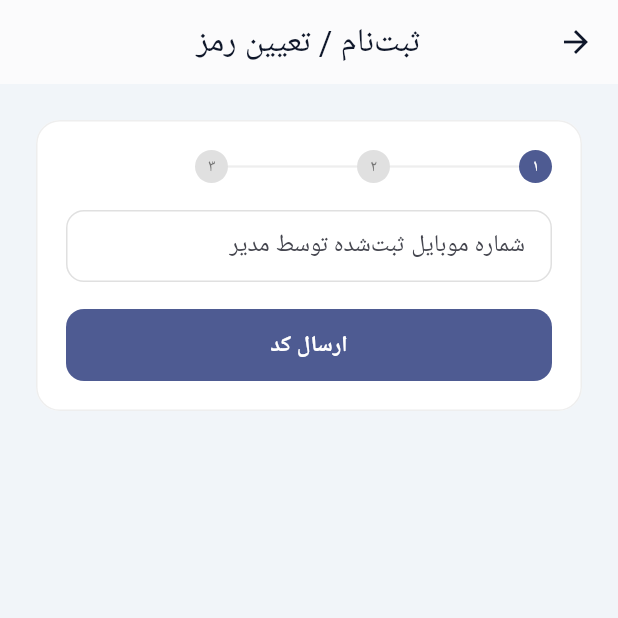
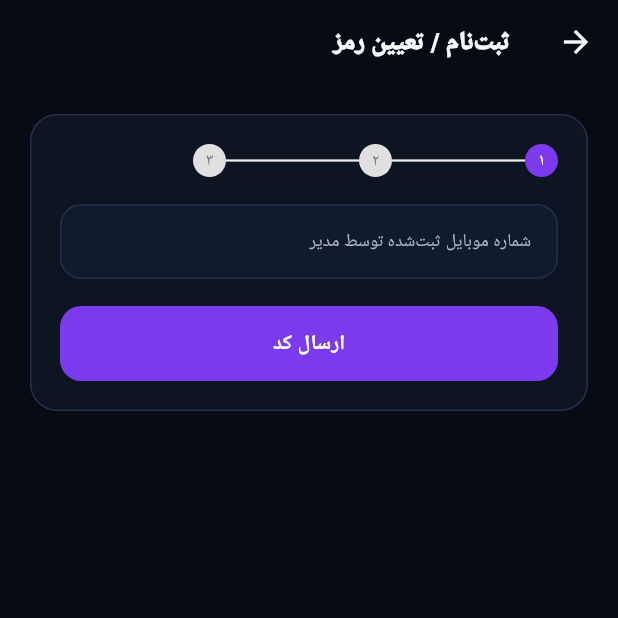
Before and after one commit to Armanita/Followa, a Flutter app: the screen it shows after launch, after a tap on "ورود", after a tap on "ثبت‌نام / تعیین رمز با کد یکبارمصرف", on a phone screen of 412 x 824 dp, the top half of it. Run offline on Flutter 3.47's test engine with Material 3 defaults, Android fonts, the phone set to English and light mode, and no system bars; our stand-ins replace shamsi_date, shared_preferences; network calls fail; Roboto replaces fonts that are missing (Vazirmatn).

Commit message:
feat(mobile): apply premium dark app theme

```diff
--- a/apps/mobile/lib/main.dart
+++ b/apps/mobile/lib/main.dart
@@ -2,6 +2,7 @@ import 'package:flutter/material.dart';
 import 'package:flutter_localizations/flutter_localizations.dart';
 import 'screens/login_screen.dart';
 import 'services/auth_service.dart';
+import 'theme/premium_theme.dart';
 
 void main() {
   WidgetsFlutterBinding.ensureInitialized();
@@ -16,53 +17,7 @@ class FollowaApp extends StatelessWidget {
     return MaterialApp(
       title: 'فالوآ',
       debugShowCheckedModeBanner: false,
-      theme: ThemeData(
-        colorScheme: ColorScheme.fromSeed(
-          seedColor: const Color(0xFF2558EB),
-          brightness: Brightness.light,
-        ),
-        useMaterial3: true,
-        fontFamily: 'Vazirmatn',
-        scaffoldBackgroundColor: const Color(0xFFF1F5F9),
-        appBarTheme: const AppBarTheme(
-          backgroundColor: Colors.white,
-          foregroundColor: Color(0xFF0F172A),
-          elevation: 0.5,
-          centerTitle: true,
-        ),
-        cardTheme: CardThemeData(
-          elevation: 0,
-          color: Colors.white,
-          shape: RoundedRectangleBorder(
-            borderRadius: BorderRadius.circular(16),
-            side: BorderSide(color: Colors.grey.shade200),
-          ),
-        ),
-        inputDecorationTheme: InputDecorationTheme(
-          filled: true,
-          fillColor: Colors.white,
-          border: OutlineInputBorder(
-            borderRadius: BorderRadius.circular(12),
-            borderSide: BorderSide(color: Colors.grey.shade300),
-          ),
-          enabledBorder: OutlineInputBorder(
-            borderRadius: BorderRadius.circular(12),
-            borderSide: BorderSide(color: Colors.grey.shade300),
-          ),
-          focusedBorder: OutlineInputBorder(
-            borderRadius: BorderRadius.circular(12),
-            borderSide: const BorderSide(color: Color(0xFF2558EB), width: 1.6),
-          ),
-          contentPadding: const EdgeInsets.symmetric(horizontal: 14, vertical: 12),
-        ),
-        filledButtonTheme: FilledButtonThemeData(
-          style: FilledButton.styleFrom(
-            minimumSize: const Size.fromHeight(48),
-            shape: RoundedRectangleBorder(borderRadius: BorderRadius.circular(12)),
-            textStyle: const TextStyle(fontFamily: 'Vazirmatn', fontWeight: FontWeight.w700, fontSize: 15),
-          ),
-        ),
-      ),
+      theme: buildFollowaPremiumTheme(),
       localizationsDelegates: const [
         GlobalMaterialLocalizations.delegate,
         GlobalWidgetsLocalizations.delegate,
@@ -70,7 +25,10 @@ class FollowaApp extends StatelessWidget {
       ],
       supportedLocales: const [Locale('fa'), Locale('en')],
       locale: const Locale('fa'),
-      builder: (context, child) => Directionality(textDirection: TextDirection.rtl, child: child!),
+      builder: (context, child) => Directionality(
+        textDirection: TextDirection.rtl,
+        child: child!,
+      ),
       home: const RootGate(),
     );
   }
@@ -89,13 +47,17 @@ class _RootGateState extends State<RootGate> {
   @override
   void initState() {
     super.initState();
-    AuthService.instance.hasToken().then((v) => setState(() => _loggedIn = v));
+    AuthService.instance.hasToken().then((value) {
+      if (mounted) setState(() => _loggedIn = value);
+    });
   }
 
   @override
   Widget build(BuildContext context) {
     if (_loggedIn == null) {
-      return const Scaffold(body: Center(child: CircularProgressIndicator()));
+      return const Scaffold(
+        body: Center(child: CircularProgressIndicator()),
+      );
     }
     return LoginScreen(autoSkipHome: _loggedIn!);
   }
```
